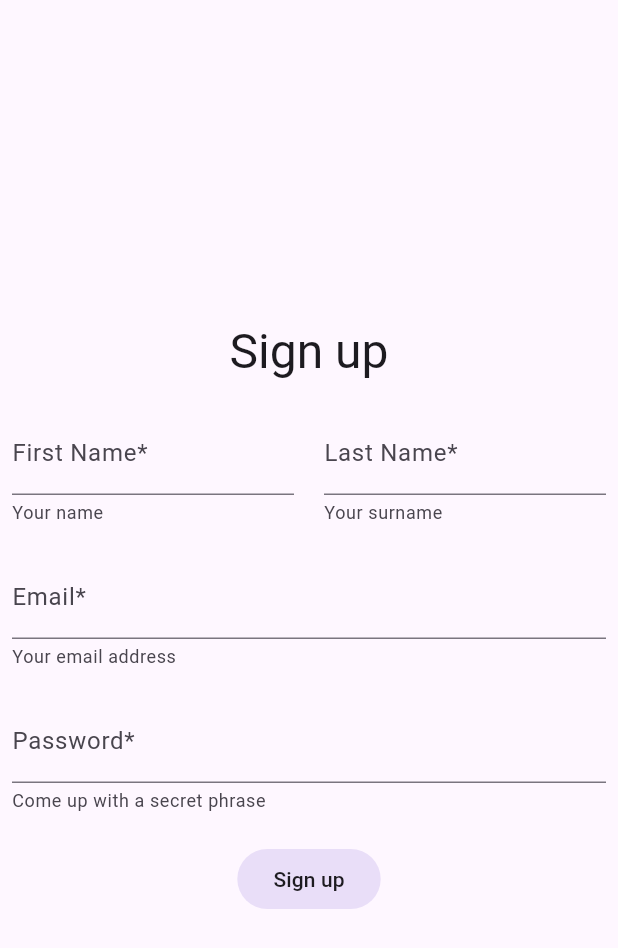
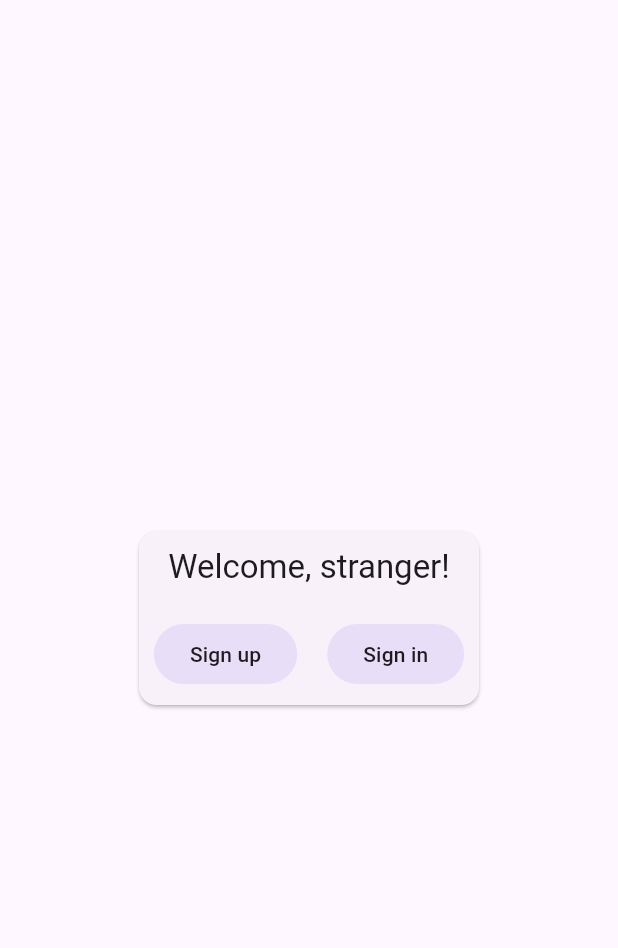
Before and after one commit to JohnKhandygo/firebase-playground, a Flutter app: the screen it shows after launch, on a phone screen of 412 x 824 dp. Shown: the top 948 px of the screen. Run offline on Flutter 3.47's test engine with Material 3 defaults, Android fonts, the phone set to English and light mode, and no system bars; our stand-ins replace email_validator, firebase_auth, firebase_core; accounts and stored records are empty; statements that could not run were skipped.

Commit message:
flutter_app: implement landing screen with 2 buttons.

```diff
--- a/flutter_app/lib/main.dart
+++ b/flutter_app/lib/main.dart
@@ -1,5 +1,6 @@
 import 'package:flutter/material.dart';
 import 'package:firebase_core/firebase_core.dart';
+import 'package:flutter_app/home.dart';
 import 'package:flutter_app/registration.dart';
 import 'firebase_options.dart';
 import 'package:firebase_auth/firebase_auth.dart';
@@ -46,68 +47,122 @@ class MyApp extends StatelessWidget {
   }
 }
 
-class LandingScreen extends StatefulWidget {
+class LandingScreen extends StatelessWidget {
   const LandingScreen({super.key});
 
-
-  @override
-  State<LandingScreen> createState() => _LandingScreenState();
-}
-
-class _LandingScreenState extends State<LandingScreen> {
   @override
   Widget build(BuildContext context) {
-    // This method is rerun every time setState is called, for instance as done
-    // by the _incrementCounter method above.
-    //
-    // The Flutter framework has been optimized to make rerunning build methods
-    // fast, so that you can just rebuild anything that needs updating rather
-    // than having to individually change instances of widgets.
     return Scaffold(
-      body: Padding(
-        padding: const EdgeInsets.all(8.0),
-        child: Center(
-            // Center is a layout widget. It takes a single child and positions it
-            // in the middle of the parent.
-            child: StreamBuilder(
-                stream: FirebaseAuth.instance.userChanges(),
-                builder: (context, snapshot) => Column(
-                      mainAxisAlignment: MainAxisAlignment.center,
-                      children: snapshot.data == null ? signUpSequence() : profileSequence(snapshot.data!),
-                    ))),
+      body: Center(
+        child: Card(
+          child: Padding(
+            padding: const EdgeInsets.all(10.0),
+            child: Column(
+              mainAxisSize: MainAxisSize.min,
+              mainAxisAlignment: MainAxisAlignment.center,
+              children: [
+                Text(
+                  'Welcome, stranger!',
+                  style: Theme.of(context).textTheme.titleLarge,
+                ),
+                const SizedBox(
+                  height: 20,
+                ),
+                Row(
+                  mainAxisSize: MainAxisSize.min,
+                  children: [
+                    FilledButton.tonal(
+                        onPressed: () => Navigator.push(
+                            context,
+                            MaterialPageRoute(
+                              builder: (context) => const Center(
+                                child: Text('Registration form'),
+                              ),
+                            )),
+                        child: Text(
+                          'Sign up',
+                          style: Theme.of(context).textTheme.labelLarge,
+                        )),
+                    const SizedBox(
+                      width: 20,
+                    ),
+                    FilledButton.tonal(
+                        onPressed: () => Navigator.push(
+                            context,
+                            MaterialPageRoute(
+                              builder: (context) => const Center(
+                                child: Text('Sign in form'),
+                              ),
+                            )),
+                        child: Text(
+                          'Sign in',
+                          style: Theme.of(context).textTheme.labelLarge,
+                        )),
+                  ],
+                )
+              ],
+            ),
+          ),
+        ),
       ),
     );
   }
+}
 
-  List<Widget> signUpSequence() {
-    return [
-      Text('Sign up', style: Theme.of(context).textTheme.headlineLarge),
-      const SizedBox(
-        height: 20,
-      ),
-      const RegistrationForm()
-    ];
-  }
+// class _LandingScreenState extends State<LandingScreen> {
+//   @override
+//   Widget build(BuildContext context) {
+//     // This method is rerun every time setState is called, for instance as done
+//     // by the _incrementCounter method above.
+//     //
+//     // The Flutter framework has been optimized to make rerunning build methods
+//     // fast, so that you can just rebuild anything that needs updating rather
+//     // than having to individually change instances of widgets.
+//     return Scaffold(
+//       body: Padding(
+//         padding: const EdgeInsets.all(8.0),
+//         child: Center(
+//             // Center is a layout widget. It takes a single child and positions it
+//             // in the middle of the parent.
+//             child: StreamBuilder(
+//                 stream: FirebaseAuth.instance.userChanges(),
+//                 builder: (context, snapshot) => Column(
+//                       mainAxisAlignment: MainAxisAlignment.center,
+//                       children: snapshot.data == null ? signUpSequence() : profileSequence(snapshot.data!),
+//                     ))),
+//       ),
+//     );
+//   }
 
-  List<Widget> profileSequence(User user) {
-    return [
-      Text('Hello, ${user.displayName}', style: Theme.of(context).textTheme.headlineLarge),
-      const SizedBox(
-        height: 20,
-      ),
-      FilledButton.tonal(
-        onPressed: () async {
-          try {
-            await FirebaseAuth.instance.signOut();
-          } catch (e) {
-            print("Cannot sign out: $e");
-          }
-        },
-        child: Text(
-          'Sign out',
-          style: Theme.of(context).textTheme.labelLarge,
-        ),
-      ),
-    ];
-  }
-}
+//   List<Widget> signUpSequence() {
+//     return [
+//       Text('Sign up', style: Theme.of(context).textTheme.headlineLarge),
+//       const SizedBox(
+//         height: 20,
+//       ),
+//       const RegistrationForm()
+//     ];
+//   }
+
+//   List<Widget> profileSequence(User user) {
+//     return [
+//       Text('Hello, ${user.displayName}', style: Theme.of(context).textTheme.headlineLarge),
+//       const SizedBox(
+//         height: 20,
+//       ),
+//       FilledButton.tonal(
+//         onPressed: () async {
+//           try {
+//             await FirebaseAuth.instance.signOut();
+//           } catch (e) {
+//             print("Cannot sign out: $e");
+//           }
+//         },
+//         child: Text(
+//           'Sign out',
+//           style: Theme.of(context).textTheme.labelLarge,
+//         ),
+//       ),
+//     ];
+//   }
+// }
```
